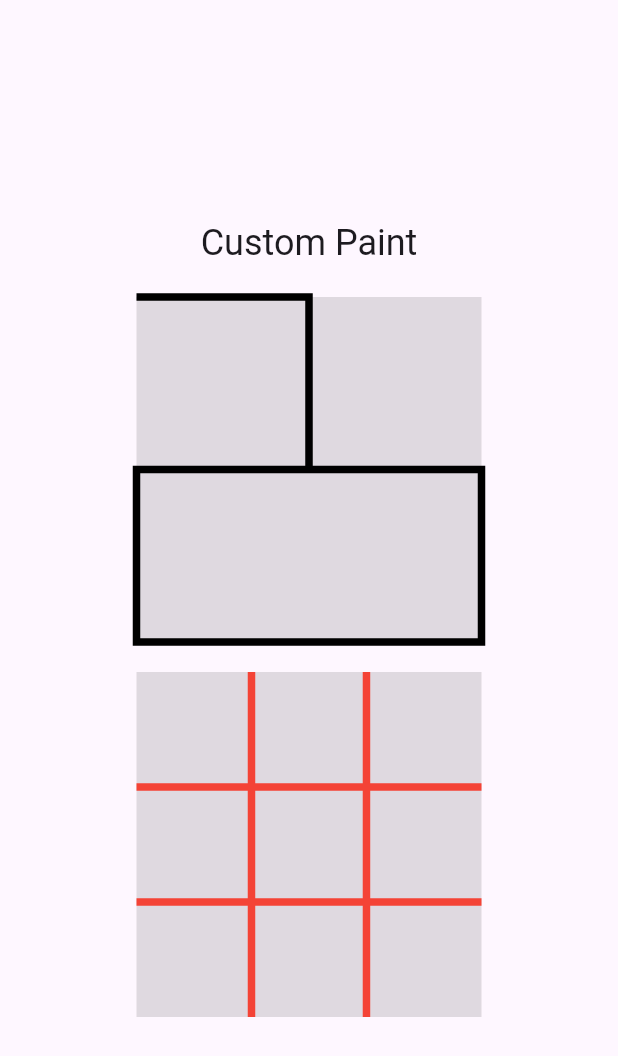
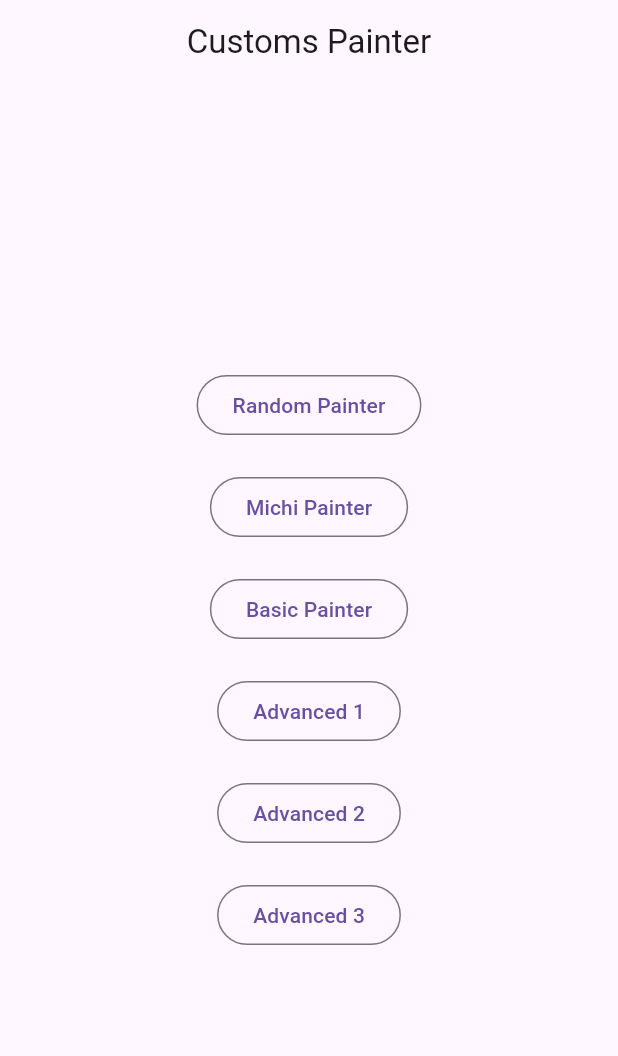
Before and after one commit to pierre-juarez/custompainter, a Flutter app: the screen it shows after launch, on a phone screen of 412 x 824 dp. Shown: the top 1056 px of the screen. Run offline on Flutter 3.47's test engine with Material 3 defaults, Android fonts, the phone set to English and light mode, and no system bars.

Commit message:
[feat] - Add new customs painter designs and view optimization

```diff
--- a/lib/main.dart
+++ b/lib/main.dart
@@ -1,3 +1,5 @@
+import 'package:custompaint/widgets/outlined_custom_button.dart';
+import 'package:custompaint/widgets/painters/painters.dart';
 import 'package:flutter/material.dart';
 
 void main() {
@@ -19,72 +21,21 @@ class HomePage extends StatelessWidget {
   @override
   Widget build(BuildContext context) {
     return Scaffold(
+      appBar: AppBar(title: const Text("Customs Painter"), centerTitle: true),
       body: Center(
         child: Column(
           mainAxisAlignment: MainAxisAlignment.center,
           spacing: 20,
           children: [
-            Text("Custom Paint", style: Theme.of(context).textTheme.headlineSmall),
-            Container(width: 230, height: 230, color: Colors.black12, child: CustomPaint(painter: RamdomPainter())),
-            Container(width: 230, height: 230, color: Colors.black12, child: CustomPaint(painter: CatPainter())),
+            OutlinedCustomButton(title: "Random Painter", childPainter: RandomPainter(), isFullScreen: false),
+            OutlinedCustomButton(title: "Michi Painter", childPainter: MichiPainter(), isFullScreen: false),
+            OutlinedCustomButton(title: "Basic Painter", childPainter: BasicPainter()),
+            OutlinedCustomButton(title: "Advanced 1", childPainter: Advanced1Painter()),
+            OutlinedCustomButton(title: "Advanced 2", childPainter: Advanced2Painter()),
+            OutlinedCustomButton(title: "Advanced 3", childPainter: Advanced3Painter()),
           ],
         ),
       ),
     );
   }
 }
-
-class RamdomPainter extends CustomPainter {
-  @override
-  void paint(Canvas canvas, Size size) {
-    final paint =
-        Paint()
-          ..color = Colors.black
-          ..strokeWidth = 5
-          ..style = PaintingStyle.stroke;
-
-    final path = Path();
-    path.lineTo(size.width * 0.5, 0);
-    path.lineTo(size.width * 0.5, size.height * 0.5);
-    path.lineTo(0, size.height * 0.5);
-    path.lineTo(0, size.height);
-    path.lineTo(size.width, size.height);
-    path.lineTo(size.width, size.height * 0.5);
-    path.lineTo(size.width * 0.5, size.height * 0.5);
-
-    canvas.drawPath(path, paint);
-  }
-
-  @override
-  bool shouldRepaint(RamdomPainter oldDelegate) => true;
-}
-
-class CatPainter extends CustomPainter {
-  @override
-  void paint(Canvas canvas, Size size) {
-    final paint =
-        Paint()
-          ..color = Colors.red
-          ..strokeWidth = 5
-          ..style = PaintingStyle.stroke;
-
-    final path = Path();
-
-    path.moveTo(size.width * 0.3333, 0);
-    path.lineTo(size.width * 0.3333, size.height);
-
-    path.moveTo(size.width * 0.6666, 0);
-    path.lineTo(size.width * 0.6666, size.height);
-
-    path.moveTo(0, size.height * 0.3333);
-    path.lineTo(size.width, size.height * 0.3333);
-
-    path.moveTo(0, size.height * 0.6666);
-    path.lineTo(size.width, size.height * 0.6666);
-
-    canvas.drawPath(path, paint);
-  }
-
-  @override
-  bool shouldRepaint(CatPainter oldDelegate) => true;
-}
--- /dev/null
+++ b/lib/widgets/outlined_custom_button.dart
@@ -0,0 +1,25 @@
+import 'package:custompaint/pages/present_page.dart';
+import 'package:flutter/material.dart';
+
+class OutlinedCustomButton extends StatelessWidget {
+  const OutlinedCustomButton({super.key, required this.title, required this.childPainter, this.isFullScreen = true});
+
+  final String title;
+  final CustomPainter childPainter;
+  final bool isFullScreen;
+
+  @override
+  Widget build(BuildContext context) {
+    return OutlinedButton(
+      onPressed: () {
+        Navigator.push(
+          context,
+          MaterialPageRoute(
+            builder: (context) => PresentPage(title: title, childPainter: childPainter, isFullScreen: isFullScreen),
+          ),
+        );
+      },
+      child: Text(title),
+    );
+  }
+}
--- /dev/null
+++ b/lib/widgets/painters/advanced_1_painter.dart
@@ -0,0 +1,22 @@
+import 'package:flutter/material.dart';
+
+class Advanced1Painter extends CustomPainter {
+  @override
+  void paint(Canvas canvas, Size size) {
+    final paint =
+        Paint()
+          ..color = Colors.orange[300]!
+          ..style = PaintingStyle.fill;
+
+    final path = Path();
+    path.lineTo(size.width, 0); // Initial point
+    path.lineTo(size.width, size.height);
+    path.lineTo(0, size.height * 0.35);
+    path.lineTo(0, 0);
+
+    canvas.drawPath(path, paint);
+  }
+
+  @override
+  bool shouldRepaint(Advanced1Painter oldDelegate) => true;
+}
--- /dev/null
+++ b/lib/widgets/painters/advanced_2_painter.dart
@@ -0,0 +1,23 @@
+import 'package:flutter/material.dart';
+
+class Advanced2Painter extends CustomPainter {
+  @override
+  void paint(Canvas canvas, Size size) {
+    final paint =
+        Paint()
+          ..color = Colors.red
+          ..strokeWidth = 5
+          ..style = PaintingStyle.fill;
+
+    final path = Path();
+    path.lineTo(0, size.height * 0.4); // Initial point
+    path.lineTo(size.height * 0.4, size.height * 0.5);
+    path.lineTo(size.width, size.height * 0.2);
+    path.lineTo(size.width, 0);
+
+    canvas.drawPath(path, paint);
+  }
+
+  @override
+  bool shouldRepaint(covariant CustomPainter oldDelegate) => true;
+}
--- /dev/null
+++ b/lib/widgets/painters/painters.dart
@@ -0,0 +1,6 @@
+export 'advanced_1_painter.dart';
+export 'advanced_2_painter.dart';
+export 'advanced_3_painter.dart';
+export 'basic_painter.dart';
+export 'michi_painter.dart';
+export 'random_painter.dart';
```
Also changed, not shown: lib/pages/present_page.dart (added, +25 -0 lines), lib/widgets/painters/advanced_3_painter.dart (added, +38 -0 lines), lib/widgets/painters/basic_painter.dart (added, +24 -0 lines), lib/widgets/painters/michi_painter.dart (added, +31 -0 lines), lib/widgets/painters/random_painter.dart (added, +26 -0 lines).
